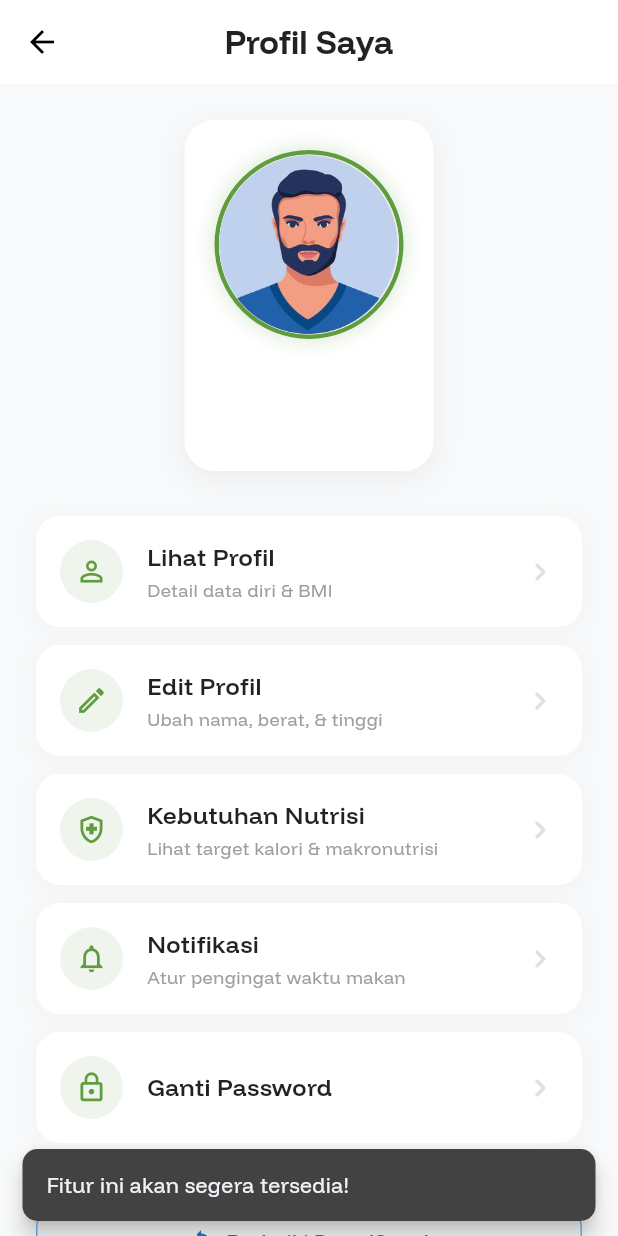
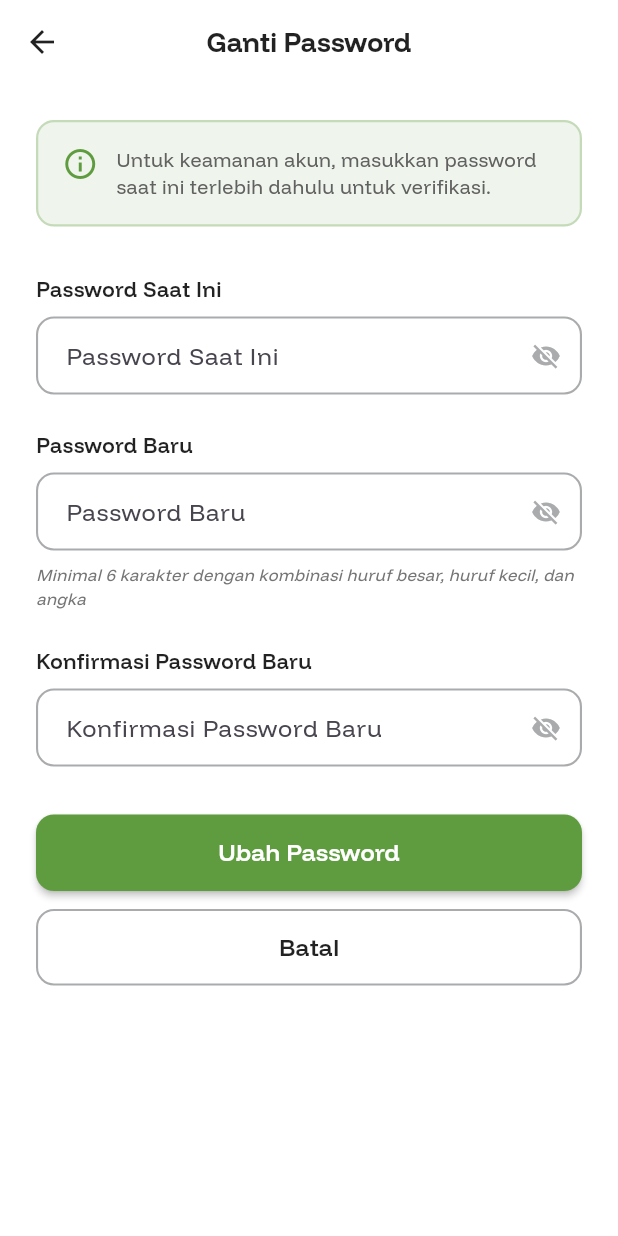
Before and after one commit to dinalarcode/CAPS-2-2025, a Flutter app: the ProfilePage screen opened directly, after a tap on "Ganti Password", on a phone screen of 412 x 824 dp. Run offline on Flutter 3.47's test engine with Material 3 defaults, Android fonts, the phone set to English and light mode, and no system bars; our stand-ins replace cached_network_image, cloud_firestore, firebase_auth, firebase_core, firebase_storage, fl_chart and 8 more; accounts and stored records are empty.

Commit message:
ganti password

```diff
--- /dev/null
+++ b/lib/features/profile/changePasswordPage.dart
@@ -0,0 +1,562 @@
+import 'package:flutter/material.dart';
+import 'package:firebase_auth/firebase_auth.dart';
+import 'package:nutrilink/config/appTheme.dart';
+
+const Color kGreen = Color(0xFF5F9C3F);
+const Color kMutedBorderGrey = Color(0xFFA9ABAD);
+
+class ChangePasswordPage extends StatefulWidget {
+  const ChangePasswordPage({super.key});
+
+  @override
+  State<ChangePasswordPage> createState() => _ChangePasswordPageState();
+}
+
+class _ChangePasswordPageState extends State<ChangePasswordPage> {
+  final _formKey = GlobalKey<FormState>();
+  final _currentPasswordController = TextEditingController();
+  final _newPasswordController = TextEditingController();
+  final _confirmPasswordController = TextEditingController();
+
+  bool _isLoading = false;
+  bool _showCurrentPassword = false;
+  bool _showNewPassword = false;
+  bool _showConfirmPassword = false;
+  String? _errorMessage;
+
+  @override
+  void dispose() {
+    _currentPasswordController.dispose();
+    _newPasswordController.dispose();
+    _confirmPasswordController.dispose();
+    super.dispose();
+  }
+
+  void _toast(String message, {bool isError = false}) {
+    if (!mounted) return;
+    ScaffoldMessenger.of(context).showSnackBar(
+      SnackBar(
+        content: Text(message),
+        backgroundColor: isError ? Colors.red[600] : AppColors.green,
+        duration: const Duration(seconds: 3),
+        behavior: SnackBarBehavior.floating,
+      ),
+    );
+  }
+
+  Future<void> _changePassword() async {
+    if (!_formKey.currentState!.validate()) return;
+
+    setState(() {
+      _isLoading = true;
+      _errorMessage = null;
+    });
+
+    try {
+      final user = FirebaseAuth.instance.currentUser;
+      if (user == null || user.email == null) {
+        _toast('User tidak ditemukan', isError: true);
+        setState(() => _isLoading = false);
+        return;
+      }
+
+      final currentPassword = _currentPasswordController.text.trim();
+      final newPassword = _newPasswordController.text.trim();
+
+      debugPrint('🔐 Attempting to change password for: ${user.email}');
+
+      // Step 1: Re-authenticate dengan password lama
+      try {
+        final credential = EmailAuthProvider.credential(
+          email: user.email!,
+          password: currentPassword,
+        );
+        await user.reauthenticateWithCredential(credential);
+        debugPrint('✅ Re-authentication successful');
+      } on FirebaseAuthException catch (e) {
+        final errorMsg = switch (e.code) {
+          'wrong-password' => 'Password saat ini tidak sesuai',
+          'invalid-credential' => 'Kredensial tidak valid',
+          'user-mismatch' => 'User tidak cocok',
+          _ => 'Gagal verifikasi password: ${e.message}',
+        };
+        setState(() {
+          _errorMessage = errorMsg;
+          _isLoading = false;
+        });
+        _toast(errorMsg, isError: true);
+        debugPrint('❌ Re-authentication failed: ${e.code}');
+        return;
+      }
+
+      // Step 2: Update password
+      await user.updatePassword(newPassword);
+      debugPrint('✅ Password updated successfully');
+
+      // Step 3: Reload user untuk update state
+      await user.reload();
+      debugPrint('✅ User reloaded');
+
+      // Success
+      if (!mounted) return;
+      _toast('✅ Password berhasil diubah!');
+
+      // Clear form
+      _currentPasswordController.clear();
+      _newPasswordController.clear();
+      _confirmPasswordController.clear();
+
+      // Delay sebelum pop
+      await Future.delayed(const Duration(milliseconds: 500));
+      if (mounted) {
+        Navigator.pop(context, true);
+      }
+    } on FirebaseAuthException catch (e) {
+      final errorMsg = switch (e.code) {
+        'weak-password' =>
+          'Password terlalu lemah. Gunakan minimal 6 karakter dengan kombinasi huruf dan angka.',
+        'requires-recent-login' =>
+          'Silakan login kembali untuk keamanan akun Anda.',
+        'operation-not-allowed' => 'Operasi tidak diizinkan untuk akun ini.',
+        _ => 'Gagal mengubah password: ${e.message}',
+      };
+      setState(() {
+        _errorMessage = errorMsg;
+        _isLoading = false;
+      });
+      _toast(errorMsg, isError: true);
+      debugPrint('❌ Error changing password: ${e.code} - ${e.message}');
+    } catch (e) {
+      final errorMsg = 'Terjadi kesalahan: $e';
+      setState(() {
+        _errorMessage = errorMsg;
+        _isLoading = false;
+      });
+      _toast(errorMsg, isError: true);
+      debugPrint('❌ Unexpected error: $e');
+    }
+  }
+
+  InputDecoration _buildInputDecoration(
+    String label,
+    String hint, {
+    required bool showPassword,
+    required VoidCallback onToggleVisibility,
+  }) {
+    return InputDecoration(
+      labelText: label,
+      hintText: hint,
+      border: OutlineInputBorder(
+        borderRadius: BorderRadius.circular(12),
+        borderSide: const BorderSide(color: kMutedBorderGrey, width: 1.4),
+      ),
+      enabledBorder: OutlineInputBorder(
+        borderRadius: BorderRadius.circular(12),
+        borderSide: const BorderSide(color: kMutedBorderGrey, width: 1.4),
+      ),
+      focusedBorder: OutlineInputBorder(
+        borderRadius: BorderRadius.circular(12),
+        borderSide: const BorderSide(color: kGreen, width: 2),
+      ),
+      errorBorder: OutlineInputBorder(
+        borderRadius: BorderRadius.circular(12),
+        borderSide: BorderSide(color: Colors.red[400]!, width: 1.4),
+      ),
+      focusedErrorBorder: OutlineInputBorder(
+        borderRadius: BorderRadius.circular(12),
+        borderSide: BorderSide(color: Colors.red[600]!, width: 2),
+      ),
+      contentPadding: const EdgeInsets.symmetric(horizontal: 16, vertical: 14),
+      suffixIcon: IconButton(
+        icon: Icon(
+          showPassword ? Icons.visibility : Icons.visibility_off,
+          color: kMutedBorderGrey,
+          size: 20,
+        ),
+        onPressed: onToggleVisibility,
+      ),
+      filled: true,
+      fillColor: Colors.white,
+    );
+  }
+
+  @override
+  Widget build(BuildContext context) {
+    return Scaffold(
+      backgroundColor: Colors.white,
+      appBar: AppBar(
+        title: const Text(
+          'Ganti Password',
+          style: TextStyle(
+            fontFamily: 'Funnel Display',
+            fontWeight: FontWeight.bold,
+            fontSize: 18,
+            color: Colors.black87,
+          ),
+        ),
+        backgroundColor: Colors.white,
+        elevation: 0,
+        surfaceTintColor: Colors.transparent,
+        leading: IconButton(
+          icon: const Icon(Icons.arrow_back, color: Colors.black87),
+          onPressed: () => Navigator.pop(context),
+        ),
+      ),
+      body: SingleChildScrollView(
+        padding: const EdgeInsets.all(24),
+        child: Form(
+          key: _formKey,
+          child: Column(
+            crossAxisAlignment: CrossAxisAlignment.start,
+            children: [
+              // --- INFO SECTION ---
+              Container(
+                padding: const EdgeInsets.all(16),
+                decoration: BoxDecoration(
+                  color: kGreen.withValues(alpha: 0.1),
+                  borderRadius: BorderRadius.circular(12),
+                  border: Border.all(
+                    color: kGreen.withValues(alpha: 0.3),
+                    width: 1.5,
+                  ),
+                ),
+                child: Row(
+                  crossAxisAlignment: CrossAxisAlignment.start,
+                  children: [
+                    Icon(
+                      Icons.info_outline,
+                      color: kGreen,
+                      size: 24,
+                    ),
+                    const SizedBox(width: 12),
+                    Expanded(
+                      child: Text(
+                        'Untuk keamanan akun, masukkan password saat ini terlebih dahulu untuk verifikasi.',
+                        style: TextStyle(
+                          fontFamily: 'Funnel Display',
+                          fontSize: 13,
+                          color: Colors.grey[700],
+                          height: 1.4,
+                        ),
+                      ),
+                    ),
+                  ],
+                ),
+              ),
+              const SizedBox(height: 32),
+
+              // --- ERROR MESSAGE ---
+              if (_errorMessage != null) ...[
+                Container(
+                  padding: const EdgeInsets.all(12),
+                  decoration: BoxDecoration(
+                    color: Colors.red[50],
+                    borderRadius: BorderRadius.circular(12),
+                    border: Border.all(
+                      color: Colors.red[300]!,
+                      width: 1.5,
+                    ),
+                  ),
+                  child: Row(
+                    children: [
+                      Icon(
+                        Icons.error_outline,
+                        color: Colors.red[600],
+                        size: 20,
+                      ),
+                      const SizedBox(width: 12),
+                      Expanded(
+                        child: Text(
+                          _errorMessage!,
+                          style: TextStyle(
+                            fontSize: 12,
+                            color: Colors.red[700],
+                            height: 1.3,
+                          ),
+                        ),
+                      ),
+                    ],
+                  ),
+                ),
+                const SizedBox(height: 20),
+              ],
+
+              // --- CURRENT PASSWORD ---
+              Text(
+                'Password Saat Ini',
+                style: TextStyle(
+                  fontFamily: 'Funnel Display',
+                  fontSize: 14,
+                  fontWeight: FontWeight.w600,
+                  color: Colors.black87,
+                ),
+              ),
+              const SizedBox(height: 8),
+              TextFormField(
+                controller: _currentPasswordController,
+                obscureText: !_showCurrentPassword,
+                enabled: !_isLoading,
+                decoration: _buildInputDecoration(
+                  'Password Saat Ini',
+                  'Masukkan password Anda saat ini',
+                  showPassword: _showCurrentPassword,
+                  onToggleVisibility: () {
+                    setState(
+                        () => _showCurrentPassword = !_showCurrentPassword);
+                  },
+                ),
+                validator: (value) {
+                  if (value == null || value.isEmpty) {
+                    return 'Password saat ini harus diisi';
+                  }
+                  if (value.length < 6) {
+                    return 'Password minimal 6 karakter';
+                  }
+                  return null;
+                },
+              ),
+              const SizedBox(height: 24),
+
+              // --- NEW PASSWORD ---
+              Text(
+                'Password Baru',
+                style: TextStyle(
+                  fontFamily: 'Funnel Display',
+                  fontSize: 14,
+                  fontWeight: FontWeight.w600,
+                  color: Colors.black87,
+                ),
+              ),
+              const SizedBox(height: 8),
+              TextFormField(
+                controller: _newPasswordController,
+                obscureText: !_showNewPassword,
+                enabled: !_isLoading,
+                decoration: _buildInputDecoration(
+                  'Password Baru',
+                  'Buat password baru Anda',
+                  showPassword: _showNewPassword,
+                  onToggleVisibility: () {
+                    setState(() => _showNewPassword = !_showNewPassword);
+                  },
+                ),
+                validator: (value) {
+                  if (value == null || value.isEmpty) {
+                    return 'Password baru harus diisi';
+                  }
+                  if (value.length < 6) {
+                    return 'Password minimal 6 karakter';
+                  }
+                  if (value == _currentPasswordController.text) {
+                    return 'Password baru tidak boleh sama dengan password saat ini';
+                  }
+                  // Check complexity
+                  if (!RegExp(r'[a-z]').hasMatch(value)) {
+                    return 'Password harus mengandung huruf kecil';
+                  }
+                  if (!RegExp(r'[A-Z]').hasMatch(value)) {
+                    return 'Password harus mengandung huruf besar';
+                  }
+                  if (!RegExp(r'[0-9]').hasMatch(value)) {
+                    return 'Password harus mengandung angka';
+                  }
+                  return null;
+                },
+              ),
+              const SizedBox(height: 8),
+              Text(
+                'Minimal 6 karakter dengan kombinasi huruf besar, huruf kecil, dan angka',
+                style: TextStyle(
+                  fontSize: 11,
+                  color: Colors.grey[600],
+                  fontStyle: FontStyle.italic,
+                ),
+              ),
+              const SizedBox(height: 24),
+
+              // --- CONFIRM PASSWORD ---
+              Text(
+                'Konfirmasi Password Baru',
+                style: TextStyle(
+                  fontFamily: 'Funnel Display',
+                  fontSize: 14,
+                  fontWeight: FontWeight.w600,
+                  color: Colors.black87,
+                ),
+              ),
+              const SizedBox(height: 8),
+              TextFormField(
+                controller: _confirmPasswordController,
+                obscureText: !_showConfirmPassword,
+                enabled: !_isLoading,
+                textInputAction: TextInputAction.done,
+                onFieldSubmitted: (_) => _changePassword(),
+                decoration: _buildInputDecoration(
+                  'Konfirmasi Password Baru',
+                  'Ulangi password baru Anda',
+                  showPassword: _showConfirmPassword,
+                  onToggleVisibility: () {
+                    setState(
+                        () => _showConfirmPassword = !_showConfirmPassword);
+                  },
+                ),
+                validator: (value) {
+                  if (value == null || value.isEmpty) {
+                    return 'Konfirmasi password harus diisi';
+                  }
+                  if (value != _newPasswordController.text) {
+                    return 'Konfirmasi password tidak sesuai dengan password baru';
+                  }
+                  return null;
+                },
+              ),
+              const SizedBox(height: 32),
+
+              // --- PASSWORD STRENGTH INDICATOR ---
+              if (_newPasswordController.text.isNotEmpty) ...[
+                _buildPasswordStrengthIndicator(),
+                const SizedBox(height: 24),
+              ],
+
+              // --- BUTTONS ---
+              SizedBox(
+                width: double.infinity,
+                child: ElevatedButton(
+                  onPressed: _isLoading ? null : _changePassword,
+                  style: ElevatedButton.styleFrom(
+                    backgroundColor: kGreen,
+                    disabledBackgroundColor: Colors.grey[300],
+                    padding: const EdgeInsets.symmetric(vertical: 14),
+                    shape: RoundedRectangleBorder(
+                      borderRadius: BorderRadius.circular(12),
+                    ),
+                    elevation: 2,
+                  ),
+                  child: _isLoading
+                      ? const SizedBox(
+                          height: 20,
+                          width: 20,
+                          child: CircularProgressIndicator(
+                            strokeWidth: 2.5,
+                            valueColor:
+                                AlwaysStoppedAnimation<Color>(Colors.white),
+                          ),
+                        )
+                      : const Text(
+                          'Ubah Password',
+                          style: TextStyle(
+                            fontFamily: 'Funnel Display',
+                            fontSize: 16,
+                            fontWeight: FontWeight.w600,
+                            color: Colors.white,
+                          ),
+                        ),
+                ),
+              ),
+              const SizedBox(height: 12),
+              SizedBox(
+                width: double.infinity,
+                child: OutlinedButton(
+                  onPressed: _isLoading
+                      ? null
+                      : () {
+                          _currentPasswordController.clear();
+                          _newPasswordController.clear();
+                          _confirmPasswordController.clear();
+                          setState(() => _errorMessage = null);
+                        },
+                  style: OutlinedButton.styleFrom(
+                    padding: const EdgeInsets.symmetric(vertical: 14),
+                    side: BorderSide(
+                      color: _isLoading ? Colors.grey[300]! : kMutedBorderGrey,
+                      width: 1.4,
+                    ),
+                    shape: RoundedRectangleBorder(
+                      borderRadius: BorderRadius.circular(12),
+                    ),
+                  ),
+                  child: Text(
+                    'Batal',
+                    style: TextStyle(
+                      fontFamily: 'Funnel Display',
+                      fontSize: 16,
+                      fontWeight: FontWeight.w600,
+                      color: _isLoading ? Colors.grey[400] : Colors.black87,
+                    ),
+                  ),
+                ),
+              ),
+            ],
+          ),
+        ),
+      ),
+    );
+  }
+
+  Widget _buildPasswordStrengthIndicator() {
+    final password = _newPasswordController.text;
+    int strength = 0;
+    String strengthText = '';
+    Color strengthColor = Colors.red;
+
+    // Check strength criteria
+    if (password.length >= 6) strength++;
+    if (password.length >= 10) strength++;
+    if (RegExp(r'[a-z]').hasMatch(password)) strength++;
+    if (RegExp(r'[A-Z]').hasMatch(password)) strength++;
+    if (RegExp(r'[0-9]').hasMatch(password)) strength++;
+    if (RegExp(r'[!@#$%^&*()_+\-=\[\]{};:,.<>?]').hasMatch(password))
+      strength++;
+
+    // Determine strength level
+    if (strength <= 2) {
+      strengthText = 'Lemah';
+      strengthColor = Colors.red;
+    } else if (strength <= 4) {
+      strengthText = 'Sedang';
+      strengthColor = Colors.orange;
+    } else {
+      strengthText = 'Kuat';
+      strengthColor = kGreen;
+    }
+
+    return Column(
+      crossAxisAlignment: CrossAxisAlignment.start,
+      children: [
+        Row(
+          mainAxisAlignment: MainAxisAlignment.spaceBetween,
+          children: [
+            Text(
+              'Kekuatan Password',
+              style: TextStyle(
+                fontFamily: 'Funnel Display',
+                fontSize: 12,
+                fontWeight: FontWeight.w600,
+                color: Colors.grey[700],
+              ),
+            ),
+            Text(
+              strengthText,
+              style: TextStyle(
+                fontFamily: 'Funnel Display',
+                fontSize: 12,
+                fontWeight: FontWeight.w600,
+                color: strengthColor,
+              ),
+            ),
+          ],
+        ),
+        const SizedBox(height: 8),
+        ClipRRect(
+          borderRadius: BorderRadius.circular(4),
+          child: LinearProgressIndicator(
+            value: strength / 6,
+            minHeight: 6,
+            backgroundColor: Colors.grey[300],
+            valueColor: AlwaysStoppedAnimation<Color>(strengthColor),
+          ),
+        ),
+      ],
+    );
+  }
+}
--- a/lib/features/profile/profilePage.dart
+++ b/lib/features/profile/profilePage.dart
@@ -9,6 +9,7 @@ import 'package:nutrilink/features/settings/notificationSettingsPage.dart';
 import 'uploadProfilePicturePage.dart'; // <-- tambahkan import ini
 import 'editProfilePage.dart';
 import 'nutritionNeedsPage.dart';
+import 'package:nutrilink/features/profile/changePasswordPage.dart';
 
 // Fallback implementation for MigrateScheduleData so the profile page can call migrateAllScheduleData()
 // Replace this with the real implementation in lib/services/migrate_schedule_data.dart if available.
@@ -334,7 +335,23 @@ class _ProfilePageState extends State<ProfilePage> {
                     context,
                     icon: Icons.lock_outline,
                     title: 'Ganti Password',
-                    onTap: () => _showComingSoon(context),
+                    onTap: () async {
+                      final result = await Navigator.push(
+                        context,
+                        MaterialPageRoute(
+                          builder: (context) => const ChangePasswordPage(),
+                        ),
+                      );
+                      if (result == true && mounted) {
+                        ScaffoldMessenger.of(context).showSnackBar(
+                          const SnackBar(
+                            content: Text('✅ Password berhasil diubah'),
+                            backgroundColor: kGreen,
+                            duration: Duration(seconds: 2),
+                          ),
+                        );
+                      }
+                    },
                   ),
 
                   const SizedBox(height: 30),
--- a/lib/main.dart
+++ b/lib/main.dart
@@ -36,6 +36,8 @@ import 'package:nutrilink/features/profile/nutritionNeedsPage.dart'
     as profile_nutrition;
 import 'package:nutrilink/features/profile/bmrCalculationPage.dart'
     as profile_bmr;
+import 'package:nutrilink/features/profile/changePasswordPage.dart'
+    as change_password;
 
 // Pages - Auth
 import 'package:nutrilink/pages/auth/welcomePage.dart' as welcome;
@@ -186,6 +188,8 @@ class NutriLinkApp extends StatelessWidget {
           return profile_bmr.BmrCalculationPage(
               userData: args as Map<String, dynamic>);
         },
+        '/change-password': (context) =>
+            const change_password.ChangePasswordPage(),
       },
     );
   }
```
Also changed, not shown: lib/widgets/passwordSecurityInfo.dart (added, +76 -0 lines).
